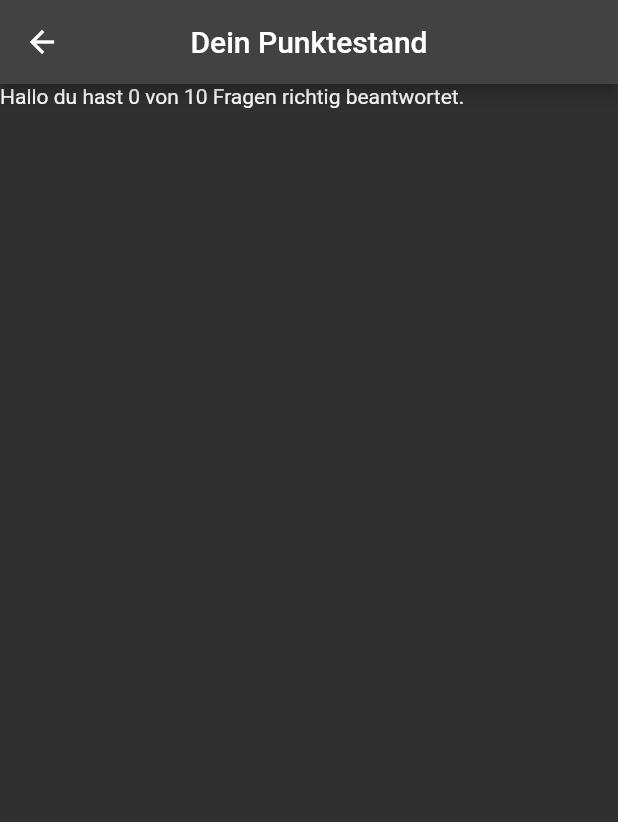
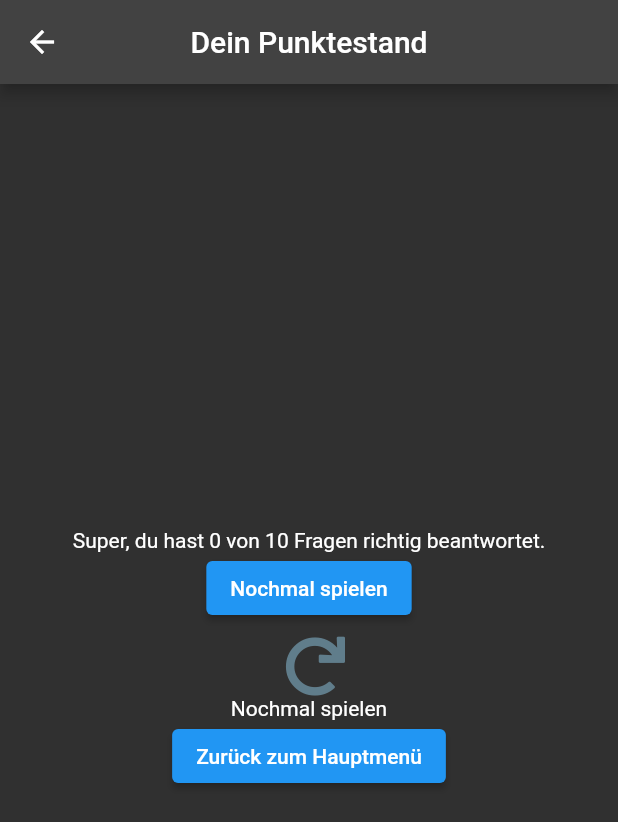
Before and after one commit to amyoe/project_moc, a Flutter app: the EndScreen screen opened directly with empty values, on a phone screen of 412 x 824 dp. Shown: the top 822 px of the screen. Run offline on Flutter 3.47's test engine with Material 2 defaults, Android fonts, the phone set to English and light mode, and no system bars; our stand-ins replace firebase_auth, firebase_core, firebase_storage, font_awesome_flutter, step_progress_indicator; accounts and stored records are empty; Roboto replaces fonts that are missing (Georgia).

Commit message:
Quizduell End View ein bisschen angepasst Setting View grobes Konstrukt gebaut

```diff
--- a/lib/layout/Games/Quizduell/endscreen_quizduell.dart
+++ b/lib/layout/Games/Quizduell/endscreen_quizduell.dart
@@ -1,7 +1,11 @@
 //Der Screen soll die Punkte anzeigen, wenn das Spiel beendet wurde
 import 'package:flutter/cupertino.dart';
 import 'package:flutter/material.dart';
+import 'package:font_awesome_flutter/font_awesome_flutter.dart';
+import 'package:project_moc/layout/Games/Quizduell/quizduell.dart';
 import 'package:project_moc/layout/widget.dart';
+
+import '../../homescreen.dart';
 
 class EndScreen extends StatelessWidget {
   final int userPoints;
@@ -11,7 +15,49 @@ class EndScreen extends StatelessWidget {
   Widget build(BuildContext context) {
     return Scaffold(
       appBar: customAppBar("Dein Punktestand"),
-      body: Text("Hallo du hast " + userPoints.toString() + " von 10 Fragen richtig beantwortet." ),
+      body: Container(
+        child: Center(
+          child: Padding(
+            padding: const EdgeInsets.all(10.0),
+            child: Column(
+              mainAxisAlignment: MainAxisAlignment.center,
+              children: [
+                Text("Super, du hast " + userPoints.toString() + " von 10 Fragen richtig beantwortet." ),
+                ElevatedButton(
+                    onPressed: (){
+                      Navigator.push(context,
+                        MaterialPageRoute(builder: (context) => const QuizDuell()),
+                );
+                },
+                    child: Text("Nochmal spielen"),
+                ),
+                IconButton(
+                  icon: const Icon(
+                    FontAwesomeIcons.redo,
+                    size: 40,
+                    color: Colors.blueGrey,
+                  ),
+                  onPressed: () {
+                    Navigator.push(
+                      context,
+                      MaterialPageRoute(builder: (context) => const QuizDuell()),
+                    );
+                  },
+                ),
+                const Text("Nochmal spielen"),
+                ElevatedButton(
+                  onPressed: (){
+                    Navigator.push(context,
+                      MaterialPageRoute(builder: (context) => const HomeScreen()),
+                    );
+                  },
+                  child: Text("Zurück zum Hauptmenü"),
+                ),
+              ],
+            ),
+          ),
+        ),
+      ),
     );
   }
 }
--- a/lib/layout/Games/Quizduell/quizduell.dart
+++ b/lib/layout/Games/Quizduell/quizduell.dart
@@ -76,7 +76,7 @@ class _QuizDuellSate extends State<QuizDuell> {
                   totalSteps: 10,
                   currentStep: currentLevel,
                   selectedColor: Colors.green,
-                  unselectedColor: Colors.red,
+                  unselectedColor: Colors.grey,
                 ),
                 Spacer(),
                 Text(
--- a/lib/layout/homescreen.dart
+++ b/lib/layout/homescreen.dart
@@ -18,6 +18,7 @@ class HomeScreen extends StatelessWidget {
           crossAxisAlignment: CrossAxisAlignment.center,
           children: [
             MyStatefulWidget(),
+            Spacer(),
             ElevatedButton(
               onPressed: () {
                 Navigator.push(
@@ -54,6 +55,7 @@ class HomeScreen extends StatelessWidget {
               },
               child: const Text("Monatsranking"),
             ),
+            Spacer(),
           ],
         ),
       ),
```
Also changed, not shown: lib/layout/settings.dart (+13 -12 lines).
